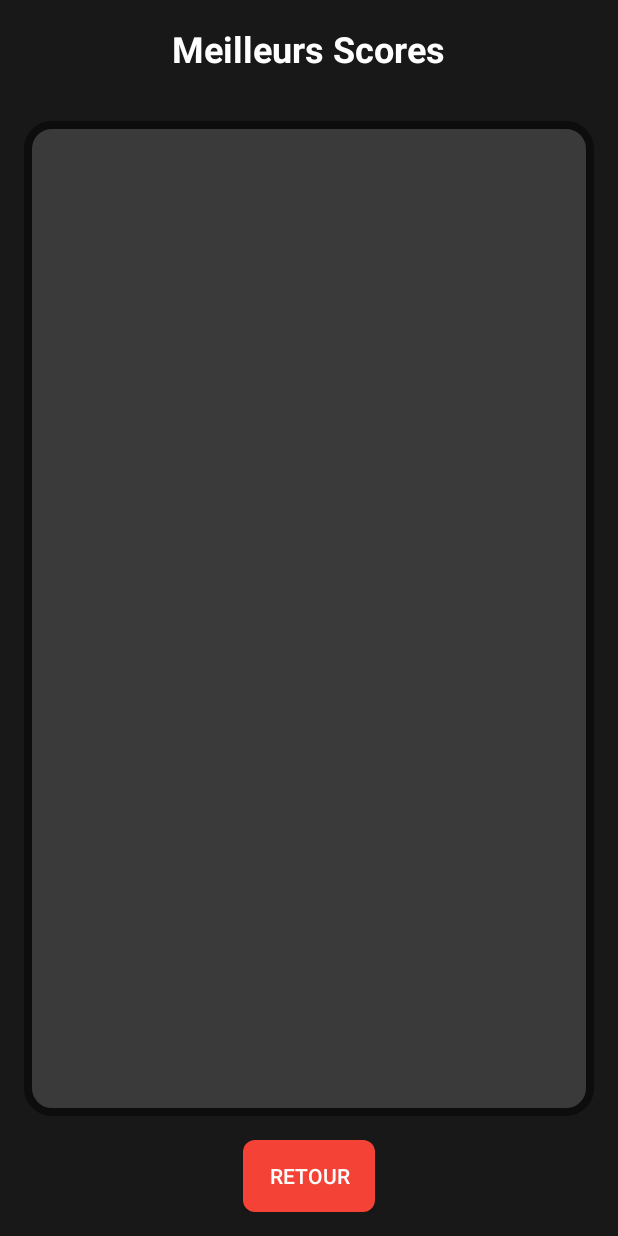
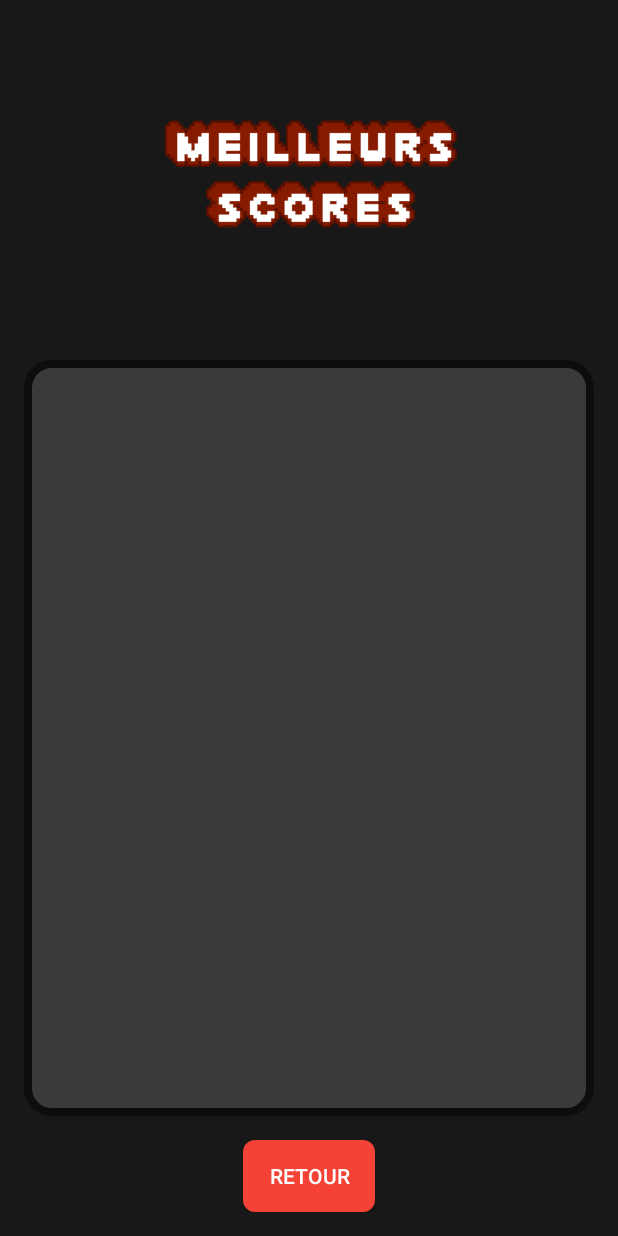
Before and after one commit to MNassimM/DoodleBat, an Android app: the ScoreboardActivity screen opened directly, with no data from a screen before it, on a phone screen of 412 x 824 dp. Run offline under Robolectric (Android 15) with nearby library versions, the phone set to English and light mode, and no system bars.

Commit message:
image scores

```diff
--- a/app/src/main/res/layout/activity_scoreboard.xml
+++ b/app/src/main/res/layout/activity_scoreboard.xml
@@ -5,15 +5,12 @@
     android:padding="16dp"
     android:background="#181818">
 
-    <TextView
-        android:layout_width="wrap_content"
-        android:layout_height="wrap_content"
-        android:text="Meilleurs Scores"
-        android:textSize="24sp"
-        android:textStyle="bold"
-        android:textColor="#FFFFFF"
+    <ImageView
+        android:layout_width="200dp"
+        android:layout_height="200dp"
+        android:src="@drawable/scores"
         android:layout_gravity="center"
-        android:layout_marginBottom="16dp"/>
+        android:layout_marginBottom="8dp"/>
 
     <ListView
         android:id="@+id/scoreListView"
```
Also changed, not shown: app/src/main/res/layout/score_item.xml (+14 -4 lines), app/src/main/res/drawable/scores.png (added).
